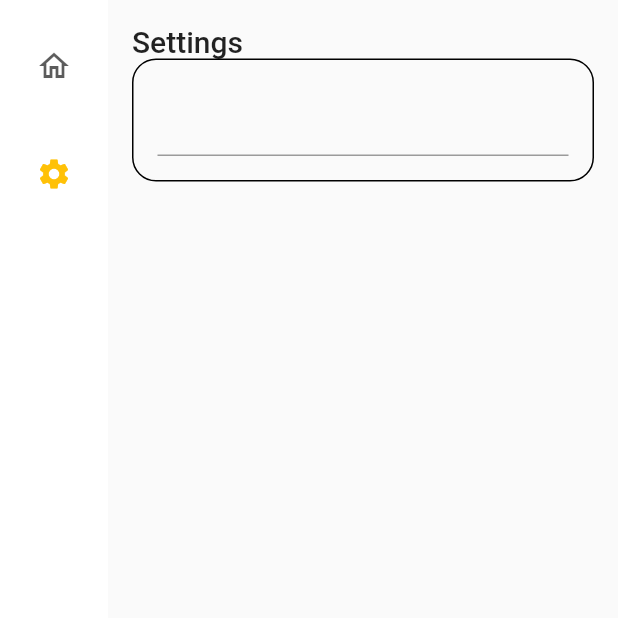
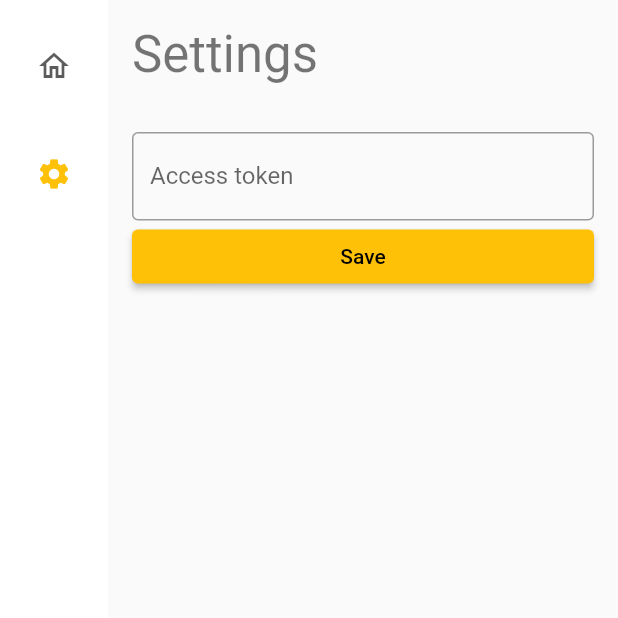
Before and after one commit to rockiedo/readwise-lite, a Flutter app: the WideHomeScreen screen opened directly, after a tap on "Settings", on a phone screen of 412 x 824 dp, the top half of it. Run offline on Flutter 3.47's test engine with Material 2 defaults, Android fonts, the phone set to English and light mode, and no system bars; our stand-ins replace bloc, cached_network_image, dio, flutter_bloc, flutter_secure_storage, get_it and 3 more; accounts and stored records are empty; generated files the repository leaves out were written again.

Commit message:
Update settings screen

```diff
--- a/app/lib/main.dart
+++ b/app/lib/main.dart
@@ -23,7 +23,7 @@ class ReadwiseApp extends StatelessWidget {
       theme: ThemeData(
         primarySwatch: Colors.amber,
       ),
-      home: HomeScreen(),
+      home: const HomeScreen(),
     );
   }
 }
--- a/core_data/lib/src/repository/access_token_repository.dart
+++ b/core_data/lib/src/repository/access_token_repository.dart
@@ -2,6 +2,8 @@ import 'package:core_database/core_database.dart';
 import 'package:injectable/injectable.dart';
 
 abstract class AccessTokenRepository {
+  Future<String?> getRawAccessToken();
+
   Future<String?> getAccessToken();
 
   Future<void> saveAccessToken(String token, String alias);
@@ -14,10 +16,17 @@ class AccessTokenRepositoryImpl extends AccessTokenRepository {
   AccessTokenRepositoryImpl(this.accessTokenDao);
 
   @override
+  Future<String?> getRawAccessToken() {
+    return accessTokenDao
+        .getCurrentlyActiveToken()
+        .then((entity) => entity.token);
+  }
+
+  @override
   Future<String?> getAccessToken() {
     return accessTokenDao
         .getCurrentlyActiveToken()
-        .then((entity) => entity.token);
+        .then((entity) => 'Token ${entity.token}');
   }
 
   @override
--- a/feature_settings/lib/src/ui/cubit/settings_cubit.dart
+++ b/feature_settings/lib/src/ui/cubit/settings_cubit.dart
@@ -25,6 +25,7 @@ class SettingsCubit extends Cubit<SettingsState> {
   }
 
   void saveAccessToken() {
-    saveAccessTokenUseCase.save(state.userInput, '');
+    if (state.userInput?.isNotEmpty ?? false) return;
+    saveAccessTokenUseCase.save(state.userInput!, '');
   }
 }
--- a/feature_settings/lib/src/ui/cubit/settings_state.dart
+++ b/feature_settings/lib/src/ui/cubit/settings_state.dart
@@ -3,7 +3,7 @@ part of 'settings_cubit.dart';
 @immutable
 class SettingsState {
   final String? initial;
-  final String userInput;
+  final String? userInput;
 
-  const SettingsState({this.initial, this.userInput = ''});
+  const SettingsState({this.initial, this.userInput});
 }
--- a/feature_settings/lib/src/ui/settings_widget.dart
+++ b/feature_settings/lib/src/ui/settings_widget.dart
@@ -1,5 +1,3 @@
-import 'dart:developer' as dev;
-
 import 'package:feature_settings/src/ui/cubit/settings_cubit.dart';
 import 'package:flutter/material.dart';
 import 'package:flutter_bloc/flutter_bloc.dart';
@@ -11,24 +9,38 @@ class SettingsWidget extends StatelessWidget {
 
   @override
   Widget build(BuildContext context) {
-    dev.log('SettingsWidget.build()');
+    return BlocProvider(
+      create: (_) {
+        final cubit = SettingsCubit(
+          GetIt.instance.get<GetLatestAccessTokenUseCase>(),
+          GetIt.instance.get<SaveAccessTokenUseCase>(),
+        );
 
-    return BlocProvider(
-      create: (_) => SettingsCubit(
-        GetIt.instance.get<GetLatestAccessTokenUseCase>(),
-        GetIt.instance.get<SaveAccessTokenUseCase>(),
-      ),
+        cubit.loadAccessToken();
+        return cubit;
+      },
       child: SafeArea(
         child: Padding(
           padding: const EdgeInsets.all(16),
           child: Column(
-            crossAxisAlignment: CrossAxisAlignment.start,
+            crossAxisAlignment: CrossAxisAlignment.stretch,
             children: [
               Text(
                 'Settings',
-                style: Theme.of(context).textTheme.titleLarge,
+                style: Theme.of(context).textTheme.headline4,
               ),
-              const ChangeAccessTokenWidget(),
+              SizedBox.fromSize(size: const Size.fromHeight(32)),
+              const AccessTokenTextField(),
+              BlocBuilder<SettingsCubit, SettingsState>(
+                builder: (innerContext, state) {
+                  return ElevatedButton(
+                    onPressed: () {
+                      innerContext.read<SettingsCubit>().saveAccessToken();
+                    },
+                    child: const Text('Save'),
+                  );
+                },
+              ),
             ],
           ),
         ),
@@ -37,53 +49,45 @@ class SettingsWidget extends StatelessWidget {
   }
 }
 
-class ChangeAccessTokenWidget extends StatelessWidget {
-  const ChangeAccessTokenWidget({
-    Key? key,
-  }) : super(key: key);
+class AccessTokenTextField extends StatefulWidget {
+  const AccessTokenTextField({super.key});
+
+  @override
+  State<AccessTokenTextField> createState() => _AccessTokenTextFieldState();
+}
+
+class _AccessTokenTextFieldState extends State<AccessTokenTextField> {
+  final _controller = TextEditingController();
+
+  @override
+  void dispose() {
+    _controller.dispose();
+    super.dispose();
+  }
 
   @override
   Widget build(BuildContext context) {
     return BlocBuilder<SettingsCubit, SettingsState>(
       builder: (innerContext, state) {
-        return Container(
-          padding: const EdgeInsets.all(16),
-          decoration: BoxDecoration(
-            borderRadius: const BorderRadius.all(Radius.circular(16)),
-            border:
-                Border.all(color: Theme.of(context).colorScheme.onBackground),
+        if (state.userInput == null && state.initial != null) {
+          _controller.text = state.initial!;
+        }
+
+        return TextField(
+          decoration: const InputDecoration(
+            border: OutlineInputBorder(),
+            hintText: 'Token XYZ',
+            label: Text('Access token'),
           ),
-          child: Column(
-            children: [
-              TextField(
-                onChanged: (value) {
-                  innerContext.read<SettingsCubit>().onUserInputChange(value);
-                },
-              ),
-            ],
-          ),
+          maxLines: null,
+          controller: _controller,
+          onChanged: (value) {
+            if (value != state.userInput) {
+              innerContext.read<SettingsCubit>().onUserInputChange(value);
+            }
+          },
         );
       },
     );
-
-    // return Row(
-    //   mainAxisAlignment: MainAxisAlignment.spaceBetween,
-    //   children: [
-    //     Flexible(
-    //       flex: 1,
-    //       child: TextField(
-    //         onChanged: (value) {
-    //           cubit.onUserInputChange(value);
-    //         },
-    //       ),
-    //     ),
-    //     OutlinedButton(
-    //       onPressed: () {
-    //         cubit.saveAccessToken();
-    //       },
-    //       child: const Text('Save'),
-    //     ),
-    //   ],
-    // );
   }
 }
--- a/lib_use_case/lib/src/use_case/get_latest_access_token_use_case.dart
+++ b/lib_use_case/lib/src/use_case/get_latest_access_token_use_case.dart
@@ -13,6 +13,6 @@ class GetLatestAccessTokenUseCaseImpl extends GetLatestAccessTokenUseCase {
 
   @override
   Future<String?> getLatestAccessToken() {
-    return accessTokenRepo.getAccessToken();
+    return accessTokenRepo.getRawAccessToken();
   }
 }
```
